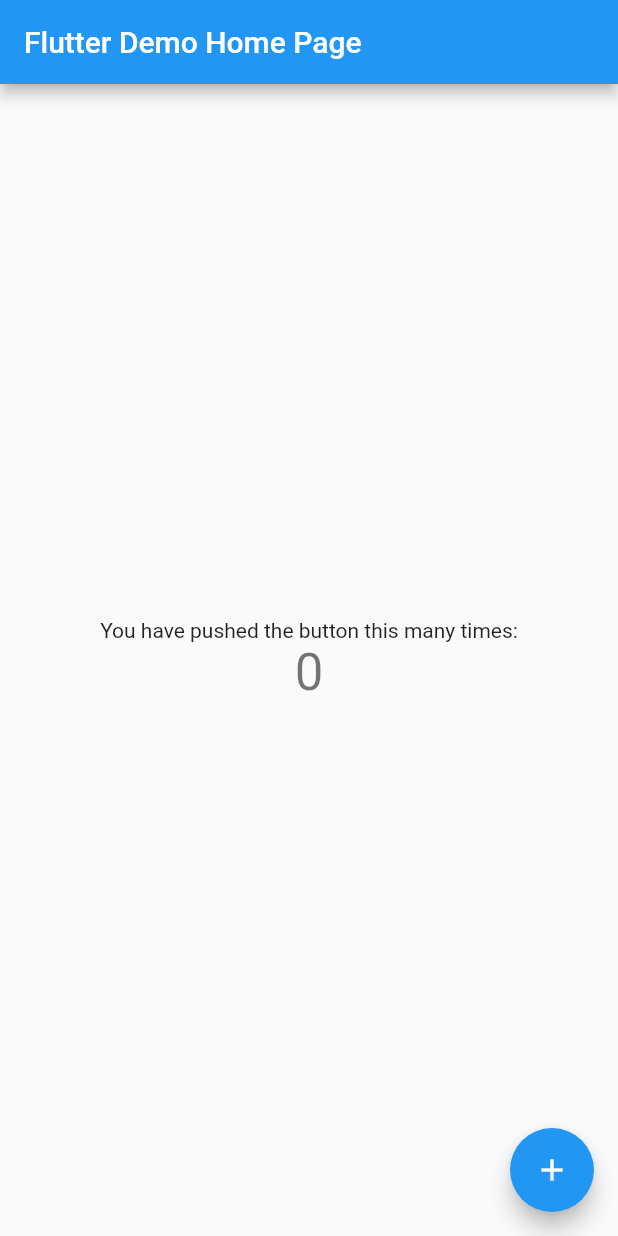
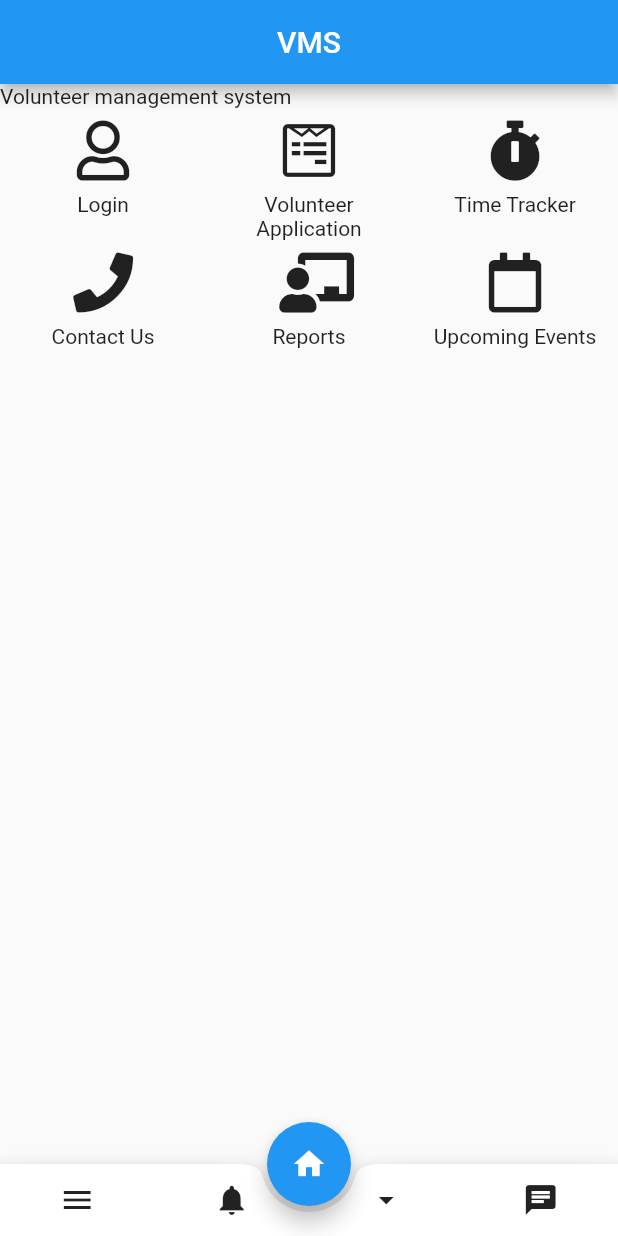
Before and after one commit to ce-akhil/Volunteer-Management-System, a Flutter app: the screen it shows after launch, on a phone screen of 412 x 824 dp. Run offline on Flutter 3.47's test engine with Material 2 defaults, Android fonts, the phone set to English and light mode, and no system bars; our stand-ins replace font_awesome_flutter, responsive_grid.

Commit message:
Made home UI

```diff
--- /dev/null
+++ b/lib/action_button.dart
@@ -0,0 +1,16 @@
+import 'package:flutter/material.dart';
+
+class AppActionButton extends StatelessWidget {
+  const AppActionButton({Key key}) : super(key: key);
+
+  @override
+  Widget build(BuildContext context) {
+    return FloatingActionButton(
+      child: IconButton(
+        icon: Icon(Icons.home),
+        onPressed: () {},
+      ),
+      onPressed: () {},
+    );
+  }
+}
--- /dev/null
+++ b/lib/appbottombar.dart
@@ -0,0 +1,43 @@
+import 'package:flutter/cupertino.dart';
+import 'package:flutter/material.dart';
+
+class AppBottomBar extends StatefulWidget {
+  const AppBottomBar({Key key}) : super(key: key);
+
+  @override
+  _AppBottomBarState createState() => _AppBottomBarState();
+}
+
+class _AppBottomBarState extends State<AppBottomBar> {
+  @override
+  Widget build(BuildContext context) {
+    return BottomAppBar(
+      shape: CircularNotchedRectangle(),
+      child: new Row(
+        mainAxisAlignment: MainAxisAlignment.spaceAround,
+        children: <Widget>[
+          IconButton(
+            icon: Icon(Icons.menu),
+            onPressed: () {},
+          ),
+          IconButton(
+            icon: Icon(Icons.notifications),
+            onPressed: () {},
+          ),
+          IconButton(
+            icon: Icon(Icons.arrow_drop_down),
+            onPressed: () {},
+          ),
+          IconButton(
+            icon: Icon(Icons.chat),
+            onPressed: () {},
+          ),
+        ],
+      ),
+    );
+  }
+
+  bool checkNotification() {
+    return true;
+  }
+}
--- a/lib/main.dart
+++ b/lib/main.dart
@@ -1,113 +1,155 @@
 import 'package:flutter/material.dart';
+import 'package:font_awesome_flutter/font_awesome_flutter.dart';
+import 'package:responsive_grid/responsive_grid.dart';
+import 'package:vms/action_button.dart';
+import 'package:vms/appbottombar.dart';
 
-void main() {
-  runApp(MyApp());
+void main() => runApp(volunteerManagementSystem());
+
+
+// ignore: camel_case_types
+class volunteerManagementSystem extends StatefulWidget {
+
+  @override
+  _volunteerManagementSystemState createState() => _volunteerManagementSystemState();
 }
 
-class MyApp extends StatelessWidget {
-  // This widget is the root of your application.
+class _volunteerManagementSystemState extends State<volunteerManagementSystem> {
+  double tileMargin = 30;
+
   @override
   Widget build(BuildContext context) {
     return MaterialApp(
-      title: 'Flutter Demo',
-      theme: ThemeData(
-        // This is the theme of your application.
-        //
-        // Try running your application with "flutter run". You'll see the
-        // application has a blue toolbar. Then, without quitting the app, try
-        // changing the primarySwatch below to Colors.green and then invoke
-        // "hot reload" (press "r" in the console where you ran "flutter run",
-        // or simply save your changes to "hot reload" in a Flutter IDE).
-        // Notice that the counter didn't reset back to zero; the application
-        // is not restarted.
-        primarySwatch: Colors.blue,
+      theme: ThemeData(),
+      home: Scaffold(
+        resizeToAvoidBottomInset: false,
+        appBar: AppBar(
+          title: Center(
+            child: const Text('VMS'),
+          ),
+        ),
+        bottomNavigationBar: AppBottomBar(),
+        floatingActionButtonLocation: FloatingActionButtonLocation.centerDocked,
+        floatingActionButton:  AppActionButton(),
+        body: Stack(
+          children: <Widget>[
+            SingleChildScrollView(
+                child: Container(
+                  child: ResponsiveGridRow(
+                    children: [
+//                     if (isPortrait) _addGap(tileMargin),
+                      ResponsiveGridCol(
+                        xs: 12,
+                        child: SizedBox(
+                          child:
+                          Text('Volunteer management system')
+                        ),
+                      ),
+                     /* if (isPortrait) _addGap(tileMargin * 2),*/
+                      ResponsiveGridCol(
+                        xs: 4,
+                        child: Column(
+                          mainAxisAlignment: MainAxisAlignment.center,
+                          children: <Widget>[
+                            IconButton(
+                              iconSize: 40,
+                              icon: Icon(FontAwesomeIcons.user),
+                              onPressed: () {
+                              },
+                            ),
+                            Text(
+                              'Login',
+                            )
+                          ],
+                        ),
+                      ),
+                      ResponsiveGridCol(
+                        xs: 4,
+                        child: Column(
+                          mainAxisAlignment: MainAxisAlignment.center,
+                          children: <Widget>[
+                            IconButton(
+                              iconSize: 40,
+                              icon: Icon(FontAwesomeIcons.wpforms),
+                              onPressed: () {
+                              },
+                            ),
+                            Text('Volunteer'),
+                            Text('Application'),
+                          ],
+                        ),
+                      ),
+                      ResponsiveGridCol(
+                        xs: 4,
+                        child: Column(
+                          mainAxisAlignment: MainAxisAlignment.center,
+                          children: <Widget>[
+                            IconButton(
+                              iconSize: 40,
+                              icon: Icon(FontAwesomeIcons.stopwatch),
+                              onPressed: () {
+                              },
+                            ),
+                            Text('Time Tracker')
+                          ],
+                        ),
+                      ),
+                      /*if (isPortrait) _addGap(tileMargin),*/
+                      ResponsiveGridCol(
+                        xs: 4,
+                        child: Column(
+                          mainAxisAlignment: MainAxisAlignment.center,
+                          children: <Widget>[
+                            IconButton(
+                              iconSize: 40,
+                              icon: Icon(FontAwesomeIcons.phone),
+                              onPressed: () {
+                              },
+                            ),
+                            Text('Contact Us'),
+                          ],
+                        ),
+                      ),
+                      ResponsiveGridCol(
+                        xs: 4,
+                        child: Column(
+                          mainAxisAlignment: MainAxisAlignment.center,
+                          children: <Widget>[
+                            IconButton(
+                              iconSize: 40,
+                              icon: Icon(FontAwesomeIcons.chalkboardTeacher),
+                              onPressed: () {
+                              },
+                            ),
+                            Text('Reports')
+                          ],
+                        ),
+                      ),
+                      ResponsiveGridCol(
+                        xs: 4,
+                        child: Column(
+                          mainAxisAlignment: MainAxisAlignment.center,
+                          children: <Widget>[
+                            IconButton(
+                              iconSize: 40,
+                              icon: Icon(FontAwesomeIcons.calendar),
+                              onPressed: () {},
+                            ),
+                            Text('Upcoming Events')
+                          ],
+                        ),
+                      ),
+                      ResponsiveGridCol(
+                        child: SizedBox(
+                          height: 50,
+                        ),
+                      ),
+                    ],
+                  ),
+                )),
+          ],
+        ),
       ),
-      home: MyHomePage(title: 'Flutter Demo Home Page'),
     );
   }
 }
-
-class MyHomePage extends StatefulWidget {
-  MyHomePage({Key key, this.title}) : super(key: key);
-
-  // This widget is the home page of your application. It is stateful, meaning
-  // that it has a State object (defined below) that contains fields that affect
-  // how it looks.
-
-  // This class is the configuration for the state. It holds the values (in this
-  // case the title) provided by the parent (in this case the App widget) and
-  // used by the build method of the State. Fields in a Widget subclass are
-  // always marked "final".
-
-  final String title;
-
-  @override
-  _MyHomePageState createState() => _MyHomePageState();
-}
-
-class _MyHomePageState extends State<MyHomePage> {
-  int _counter = 0;
-
-  void _incrementCounter() {
-    setState(() {
-      // This call to setState tells the Flutter framework that something has
-      // changed in this State, which causes it to rerun the build method below
-      // so that the display can reflect the updated values. If we changed
-      // _counter without calling setState(), then the build method would not be
-      // called again, and so nothing would appear to happen.
-      _counter++;
-    });
-  }
-
-  @override
-  Widget build(BuildContext context) {
-    // This method is rerun every time setState is called, for instance as done
-    // by the _incrementCounter method above.
-    //
-    // The Flutter framework has been optimized to make rerunning build methods
-    // fast, so that you can just rebuild anything that needs updating rather
-    // than having to individually change instances of widgets.
-    return Scaffold(
-      appBar: AppBar(
-        // Here we take the value from the MyHomePage object that was created by
-        // the App.build method, and use it to set our appbar title.
-        title: Text(widget.title),
-      ),
-      body: Center(
-        // Center is a layout widget. It takes a single child and positions it
-        // in the middle of the parent.
-        child: Column(
-          // Column is also a layout widget. It takes a list of children and
-          // arranges them vertically. By default, it sizes itself to fit its
-          // children horizontally, and tries to be as tall as its parent.
-          //
-          // Invoke "debug painting" (press "p" in the console, choose the
-          // "Toggle Debug Paint" action from the Flutter Inspector in Android
-          // Studio, or the "Toggle Debug Paint" command in Visual Studio Code)
-          // to see the wireframe for each widget.
-          //
-          // Column has various properties to control how it sizes itself and
-          // how it positions its children. Here we use mainAxisAlignment to
-          // center the children vertically; the main axis here is the vertical
-          // axis because Columns are vertical (the cross axis would be
-          // horizontal).
-          mainAxisAlignment: MainAxisAlignment.center,
-          children: <Widget>[
-            Text(
-              'You have pushed the button this many times:',
-            ),
-            Text(
-              '$_counter',
-              style: Theme.of(context).textTheme.headline4,
-            ),
-          ],
-        ),
-      ),
-      floatingActionButton: FloatingActionButton(
-        onPressed: _incrementCounter,
-        tooltip: 'Increment',
-        child: Icon(Icons.add),
-      ), // This trailing comma makes auto-formatting nicer for build methods.
-    );
-  }
-}
```
Also changed, not shown: pubspec.yaml (+13 -4 lines), pubspec.lock, 1 other file.
